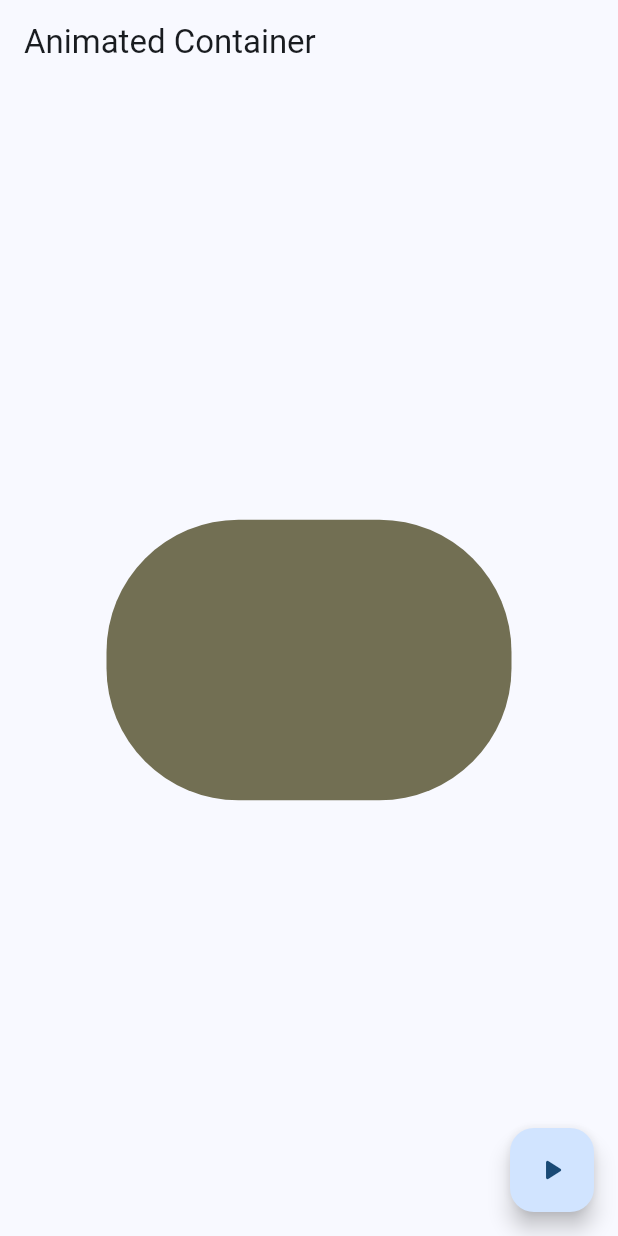
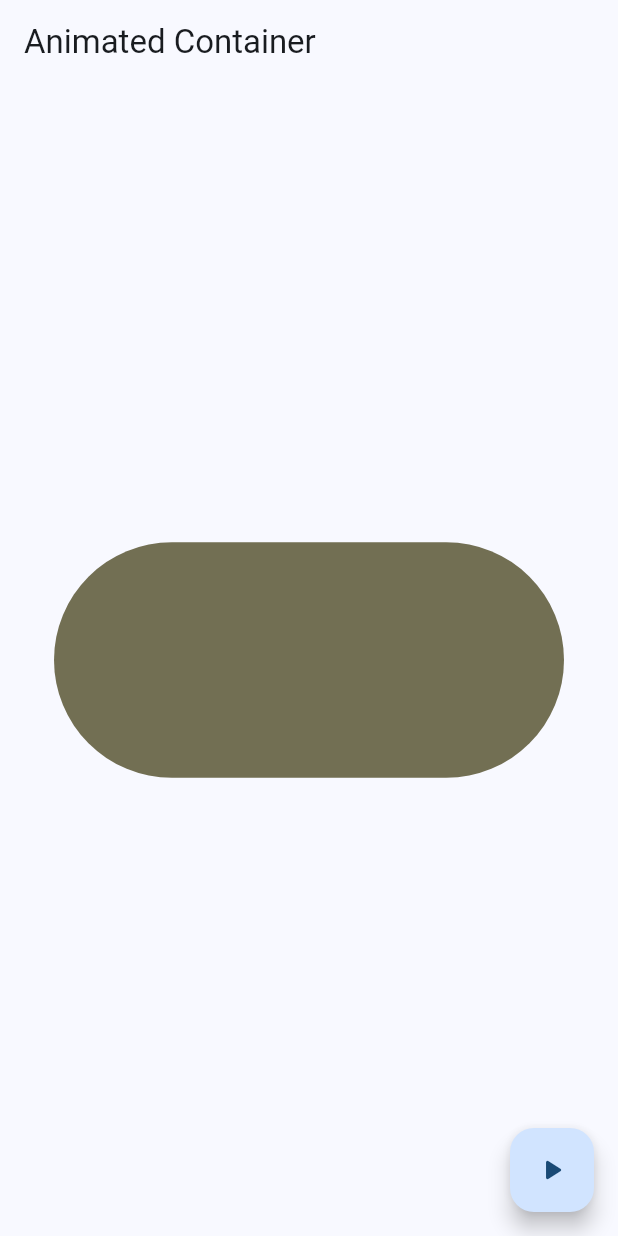
Before and after one commit to diegopagini/Widgets-App_Flutter, a Flutter app: the AnimatedScreen screen opened by its route, after a tap on the "play arrow" icon, on a phone screen of 412 x 824 dp. Run offline on Flutter 3.47's test engine with Material 3 defaults, Android fonts, the phone set to English and light mode, and no system bars; our stand-ins replace go_router.

```diff
--- a/lib/presentation/screens/animated/animated_screen.dart
+++ b/lib/presentation/screens/animated/animated_screen.dart
@@ -20,9 +20,9 @@ class _AnimatedScreenState extends State<AnimatedScreen> {
     final random = Random();
 
     setState(() {
-      width = random.nextInt(300) + 50;
-      height = random.nextInt(300) + 50;
-      borderRadius = random.nextInt(100) + 10;
+      width = random.nextInt(300) + 120;
+      height = random.nextInt(400) + 120;
+      borderRadius = random.nextInt(100) + 20;
       color = Color.fromRGBO(
           random.nextInt(255), random.nextInt(255), random.nextInt(255), 1);
     });
@@ -35,11 +35,13 @@ class _AnimatedScreenState extends State<AnimatedScreen> {
       body: Center(
         child: AnimatedContainer(
           duration: const Duration(milliseconds: 400),
-          curve: Curves.easeOutCubic,
-          width: width,
-          height: height,
+          curve: Curves.elasticOut,
+          width: width <= 0 ? 0 : width,
+          height: height <= 0 ? 0 : height,
           decoration: BoxDecoration(
-              color: color, borderRadius: BorderRadius.circular(borderRadius)),
+              color: color,
+              borderRadius:
+                  BorderRadius.circular(borderRadius <= 0 ? 0 : borderRadius)),
         ),
       ),
       floatingActionButton: FloatingActionButton(
```
